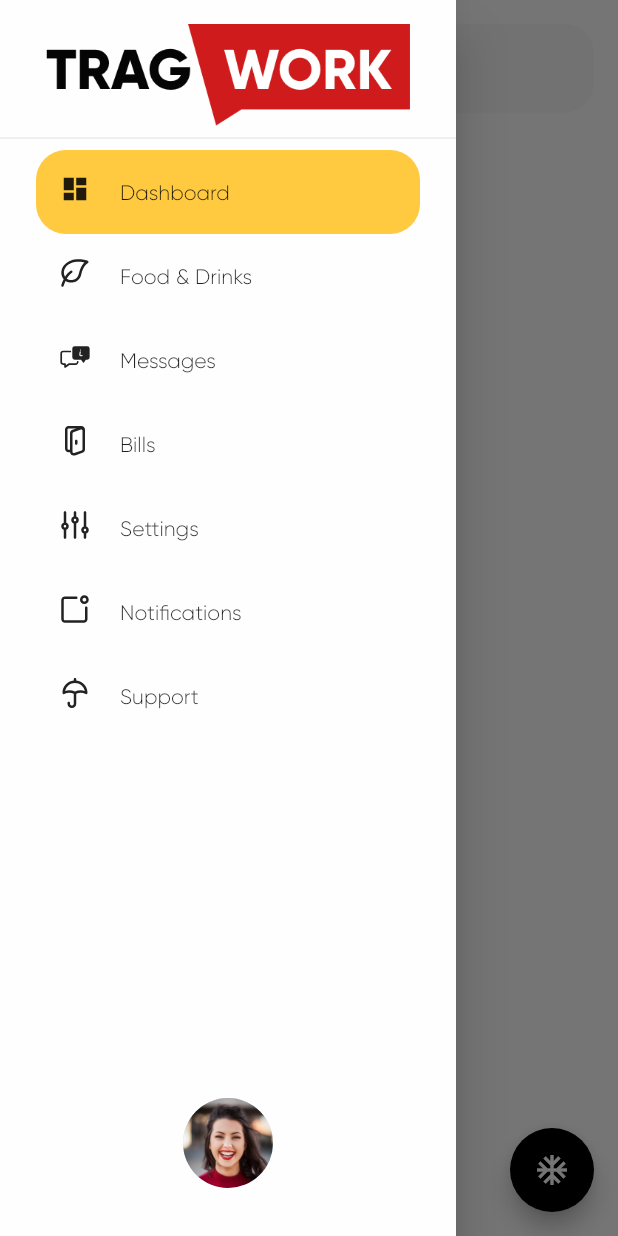
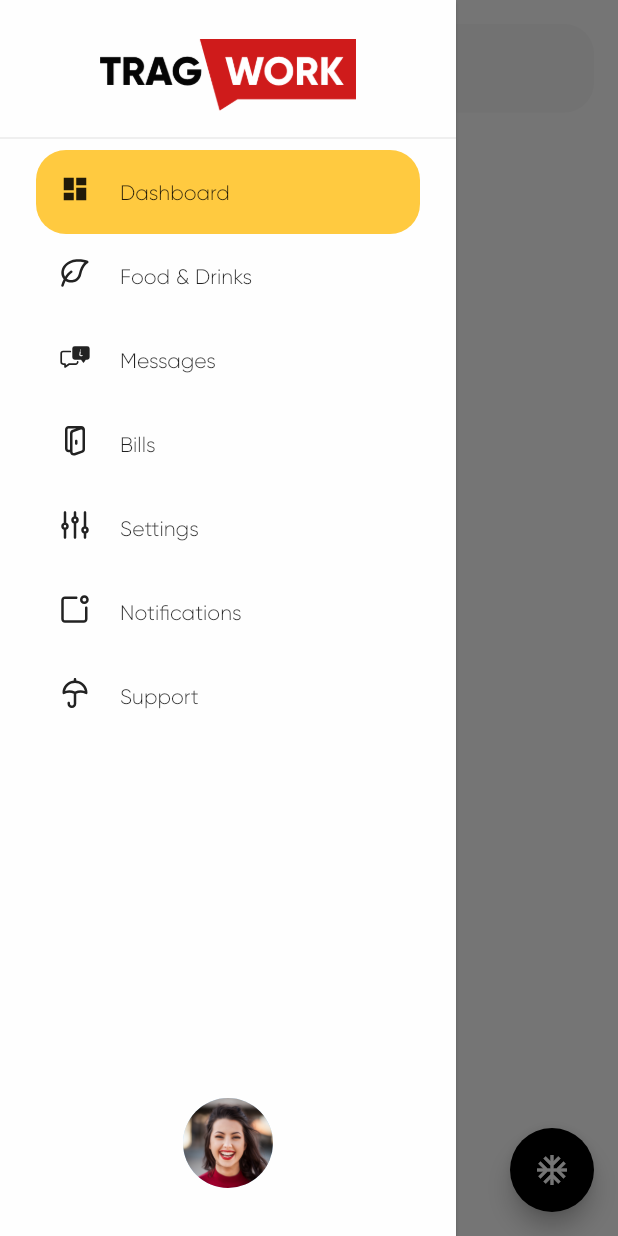
Before and after one commit to raulgrecio/trag_job, a Flutter app: the screen it shows after launch, with the side drawer open, on a phone screen of 412 x 824 dp. Run offline on Flutter 3.47's test engine with Material 2 defaults, Android fonts, the phone set to English and light mode, and no system bars; our stand-ins replace bloc, equatable, flutter_bloc, flutter_svg.

Commit message:
change size responsive

```diff
--- a/lib/views/screens/main/components/side_menu.dart
+++ b/lib/views/screens/main/components/side_menu.dart
@@ -14,6 +14,7 @@ class SideMenu extends StatelessWidget {
   @override
   Widget build(BuildContext context) {
     return Drawer(
+      elevation: 1,
       child: Column(
         mainAxisSize: MainAxisSize.max,
         crossAxisAlignment: CrossAxisAlignment.start,
@@ -22,7 +23,12 @@ class SideMenu extends StatelessWidget {
             width: double.infinity,
             height: 100.0,
             child: DrawerHeader(
-              child: Image.asset("assets/images/logo.png"),
+              margin: const EdgeInsets.only(bottom: 8.0),
+              child: Container(
+                padding:
+                    const EdgeInsets.symmetric(horizontal: 10, vertical: 10),
+                child: Image.asset("assets/images/logo.png"),
+              ),
             ),
           ),
           _DrawerList(),
--- a/lib/views/screens/main/main_screen.dart
+++ b/lib/views/screens/main/main_screen.dart
@@ -28,10 +28,11 @@ class MainScreen extends StatelessWidget {
           children: [
             if (Responsive.isDesktop(context))
               Expanded(
+                flex: 3,
                 child: SideMenu(),
               ),
             Expanded(
-              flex: 5,
+              flex: 8,
               child: DashboardScreen(),
             ),
           ],
--- a/lib/views/utils/responsive.dart
+++ b/lib/views/utils/responsive.dart
@@ -19,11 +19,11 @@ class Responsive extends StatelessWidget {
       MediaQuery.of(context).size.width < 600;
 
   static bool isTablet(BuildContext context) =>
-      MediaQuery.of(context).size.width < 1100 &&
+      MediaQuery.of(context).size.width < 1024 &&
       MediaQuery.of(context).size.width >= 600;
 
   static bool isDesktop(BuildContext context) =>
-      MediaQuery.of(context).size.width >= 1100;
+      MediaQuery.of(context).size.width >= 1024;
 
   static bool portrait(BuildContext context) =>
       MediaQuery.of(context).orientation == Orientation.portrait;
```
